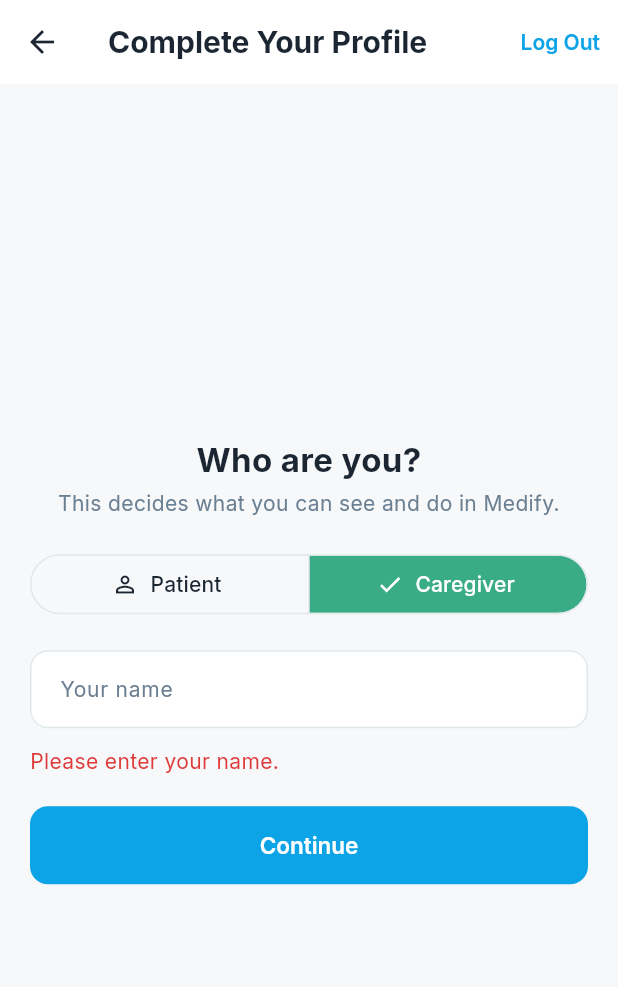
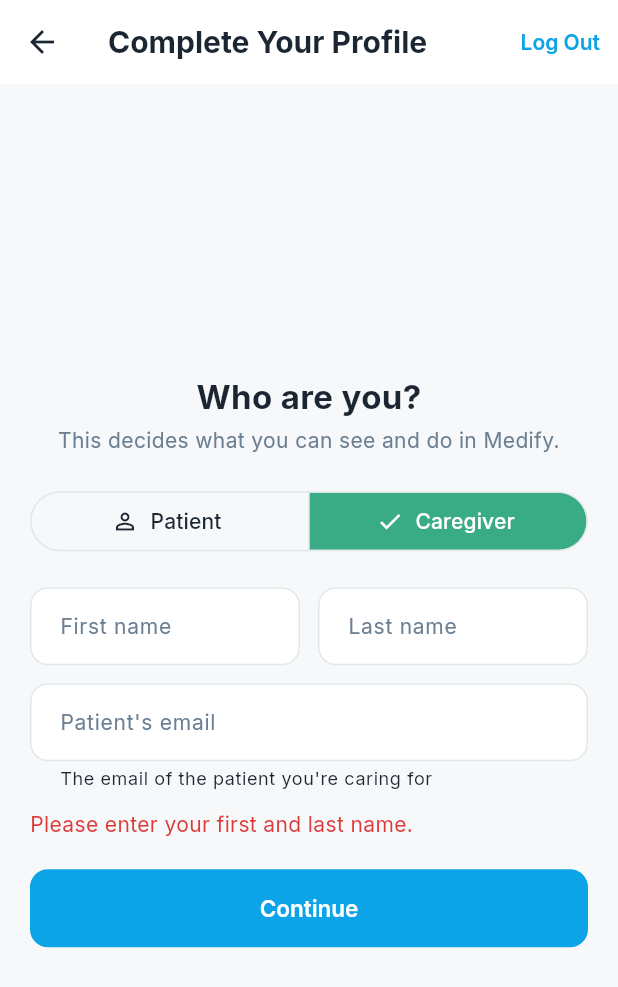
Before and after one commit to Medify-IoTeta/medify, a Flutter app: the CompleteRegistrationScreen screen opened directly with empty values, after a tap on "Continue", after a tap on "Caregiver", on a phone screen of 412 x 824 dp. Shown: the top 987 px of the screen. Run offline on Flutter 3.47's test engine with Material 3 defaults, Android fonts, the phone set to English and light mode, and no system bars; our stand-ins replace firebase_auth, firebase_core, firebase_messaging, google_fonts; accounts and stored records are empty; network calls fail.

Commit message:
Split user names, add email lookup, and improve registration flow
Replace User.username with firstName/lastName fields across backend
(domain, data, API layers) with a Flyway migration, and add
findByEmail to the repository port for auth lookups. Update the
Flutter registration screen and API service to match, add a small
app logger util, and surface backend error messages to the client.

Co-Authored-By: Claude Sonnet 5 <noreply@anthropic.com>

```diff
--- a/medify_app/lib/main.dart
+++ b/medify_app/lib/main.dart
@@ -4,6 +4,7 @@ import 'package:flutter/material.dart';
 
 import 'screens/auth_gate.dart';
 import 'theme/app_theme.dart';
+import 'utils/app_logger.dart';
 
 @pragma('vm:entry-point')
 Future<void> _firebaseMessagingBackgroundHandler(RemoteMessage message) async {
@@ -16,7 +17,7 @@ void main() async {
     await Firebase.initializeApp();
     FirebaseMessaging.onBackgroundMessage(_firebaseMessagingBackgroundHandler);
   } catch (e) {
-    debugPrint('Firebase init skipped: $e');
+    AppLogger.error('Firebase init skipped', e, 'Main');
   }
   runApp(const MedifyApp());
 }
--- a/medify_app/lib/screens/caregiver_screen.dart
+++ b/medify_app/lib/screens/caregiver_screen.dart
@@ -3,6 +3,7 @@ import 'package:flutter/material.dart';
 import '../models/medicine.dart';
 import '../services/api_service.dart';
 import '../theme/app_theme.dart';
+import '../utils/app_logger.dart';
 import '../widgets/app_sidebar.dart';
 import 'fill_box_guide_screen.dart';
 
@@ -49,7 +50,7 @@ class _CaregiverScreenState extends State<CaregiverScreen> {
         _loading = false;
       });
     } catch (e) {
-      debugPrint('CaregiverScreen load error: $e');
+      AppLogger.error('CaregiverScreen load failed', e, 'Caregiver');
       if (!mounted) return;
       setState(() => _loading = false);
     }
--- a/medify_app/lib/screens/complete_registration_screen.dart
+++ b/medify_app/lib/screens/complete_registration_screen.dart
@@ -3,6 +3,7 @@ import 'package:flutter/material.dart';
 import '../services/api_service.dart';
 import '../services/auth_service.dart';
 import '../theme/app_theme.dart';
+import '../utils/app_logger.dart';
 
 class CompleteRegistrationScreen extends StatefulWidget {
   final VoidCallback onRegistered;
@@ -18,7 +19,9 @@ class _CompleteRegistrationScreenState
     extends State<CompleteRegistrationScreen> {
   final AuthService _authService = AuthService();
   final ApiService _apiService = ApiService();
-  final _usernameController = TextEditingController();
+  final _firstNameController = TextEditingController();
+  final _lastNameController = TextEditingController();
+  final _patientEmailController = TextEditingController();
 
   String _role = 'PATIENT';
   bool _loading = false;
@@ -26,16 +29,26 @@ class _CompleteRegistrationScreenState
 
   @override
   void dispose() {
-    _usernameController.dispose();
+    _firstNameController.dispose();
+    _lastNameController.dispose();
+    _patientEmailController.dispose();
     super.dispose();
   }
 
   Future<void> _submit() async {
-    final username = _usernameController.text.trim();
-    if (username.isEmpty) {
-      setState(() => _error = 'Please enter your name.');
+    final firstName = _firstNameController.text.trim();
+    final lastName = _lastNameController.text.trim();
+    final patientEmail = _patientEmailController.text.trim();
+
+    if (firstName.isEmpty || lastName.isEmpty) {
+      setState(() => _error = 'Please enter your first and last name.');
       return;
     }
+    if (_role == 'CAREGIVER' && patientEmail.isEmpty) {
+      setState(() => _error = "Please enter the patient's email.");
+      return;
+    }
+
     setState(() {
       _loading = true;
       _error = null;
@@ -43,9 +56,16 @@ class _CompleteRegistrationScreenState
     try {
       final idToken = await _authService.idToken();
       if (idToken == null) throw Exception('Not signed in');
-      await _apiService.registerBackendUser(idToken, _role, username);
+      await _apiService.registerBackendUser(
+        idToken,
+        _role,
+        firstName,
+        lastName,
+        patientEmail: _role == 'CAREGIVER' ? patientEmail : null,
+      );
       widget.onRegistered();
     } catch (e) {
+      AppLogger.error('Registration failed', e, 'Auth');
       if (!mounted) return;
       setState(() => _error = _friendlyMessage(e));
     } finally {
@@ -54,15 +74,17 @@ class _CompleteRegistrationScreenState
   }
 
   String _friendlyMessage(Object e) {
-    final s = '$e';
-    if (s.contains('409')) {
-      return 'A patient is already registered for this pillbox. Choose "Caregiver" instead.';
-    }
-    return 'Something went wrong. Please try again.';
+    // ApiException carries the backend's actual reason (e.g. "This account is
+    // already registered" vs "A patient is already registered for this
+    // pillbox" are both 409s but mean different things) — show it directly
+    // instead of guessing generic text from the status code alone.
+    if (e is ApiException) return e.message;
+    return 'Something went wrong. Please check your connection and try again.';
   }
 
   @override
   Widget build(BuildContext context) {
+    final isCaregiver = _role == 'CAREGIVER';
     return Scaffold(
       appBar: AppBar(
         title: const Text('Complete Your Profile'),
@@ -109,10 +131,34 @@ class _CompleteRegistrationScreenState
                         setState(() => _role = selection.first),
                   ),
                   const SizedBox(height: AppSpacing.xl),
-                  TextField(
-                    controller: _usernameController,
-                    decoration: const InputDecoration(labelText: 'Your name'),
+                  Row(
+                    children: [
+                      Expanded(
+                        child: TextField(
+                          controller: _firstNameController,
+                          decoration: const InputDecoration(labelText: 'First name'),
+                        ),
+                      ),
+                      const SizedBox(width: AppSpacing.md),
+                      Expanded(
+                        child: TextField(
+                          controller: _lastNameController,
+                          decoration: const InputDecoration(labelText: 'Last name'),
+                        ),
+                      ),
+                    ],
                   ),
+                  if (isCaregiver) ...[
+                    const SizedBox(height: AppSpacing.md),
+                    TextField(
+                      controller: _patientEmailController,
+                      keyboardType: TextInputType.emailAddress,
+                      decoration: const InputDecoration(
+                        labelText: "Patient's email",
+                        helperText: "The email of the patient you're caring for",
+                      ),
+                    ),
+                  ],
                   if (_error != null) ...[
                     const SizedBox(height: AppSpacing.md),
                     Text(_error!, style: TextStyle(color: AppColors.error)),
--- a/medify_app/lib/screens/fill_box_guide_screen.dart
+++ b/medify_app/lib/screens/fill_box_guide_screen.dart
@@ -3,6 +3,7 @@ import 'package:flutter/material.dart';
 import '../models/medicine.dart';
 import '../services/api_service.dart';
 import '../theme/app_theme.dart';
+import '../utils/app_logger.dart';
 import 'fill_box_wizard_screen.dart';
 
 const int totalBoxSlots = 13;
@@ -44,8 +45,8 @@ class _FillBoxGuideScreenState extends State<FillBoxGuideScreen> {
       try {
         final state = await _apiService.getRefillState();
         if (mounted) setState(() => _refillState = state);
-      } catch (_) {
-        // silent — next poll retries
+      } catch (e) {
+        AppLogger.debug('Refill state poll failed, retrying: $e', 'FillBox');
       }
       return _polling && mounted;
     });
--- a/medify_app/lib/services/api_service.dart
+++ b/medify_app/lib/services/api_service.dart
@@ -3,9 +3,31 @@ import 'package:http/http.dart' as http;
 import '../models/medicine.dart';
 import 'auth_service.dart';
 
+/// Carries the backend's actual error message (not just the HTTP status),
+/// so callers can show the real reason instead of guessing from a status code.
+class ApiException implements Exception {
+  final int statusCode;
+  final String message;
+  ApiException(this.statusCode, this.message);
+
+  @override
+  String toString() => message;
+}
+
+Never _throwApiException(http.Response response) {
+  String message = 'Request failed (${response.statusCode})';
+  try {
+    final body = jsonDecode(response.body);
+    if (body is Map && body['message'] is String) message = body['message'];
+  } catch (_) {
+    // non-JSON body — keep the generic message
+  }
+  throw ApiException(response.statusCode, message);
+}
+
 class ApiService {
-  static const String baseUrl = 'http://localhost:8080'; // for browser
-  //static const String baseUrl = 'http://192.168.7.14:8080'; // for android
+  static const String baseUrl = 'http://localhost:8080'; // works for android via `adb reverse tcp:8080 tcp:8080` over USB
+  //static const String baseUrl = 'http://192.168.7.15:8080'; // for android over WiFi (if not using adb reverse)
   static const String embeddedBaseUrl = 'http://192.168.7.21'; // embedded url
 
   final AuthService _authService = AuthService();
@@ -63,8 +85,10 @@ class ApiService {
   Future<Map<String, dynamic>> registerBackendUser(
     String idToken,
     String role,
-    String username,
-  ) async {
+    String firstName,
+    String lastName, {
+    String? patientEmail,
+  }) async {
     final url = Uri.parse('$baseUrl/api/auth/register');
     final response = await http.post(
       url,
@@ -72,11 +96,13 @@ class ApiService {
       body: jsonEncode({
         'idToken': idToken,
         'role': role,
-        'username': username,
+        'firstName': firstName,
+        'lastName': lastName,
+        if (patientEmail != null) 'patientEmail': patientEmail,
       }),
     );
     if (response.statusCode == 200) return jsonDecode(response.body);
-    throw Exception('Failed to register: ${response.statusCode} ${response.body}');
+    _throwApiException(response);
   }
 
   Future<Map<String, dynamic>?> getCurrentBackendUser() async {
```
Also changed, not shown: medify_app/lib/screens/auth_gate.dart (+6 -1 lines), medify_app/lib/screens/home_screen.dart (+5 -4 lines), medify_app/lib/utils/app_logger.dart (added, +29 -0 lines), 10 other files.
